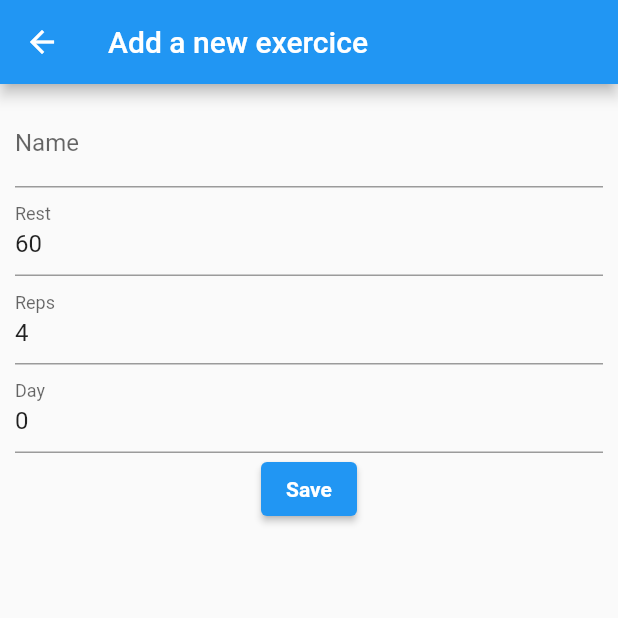
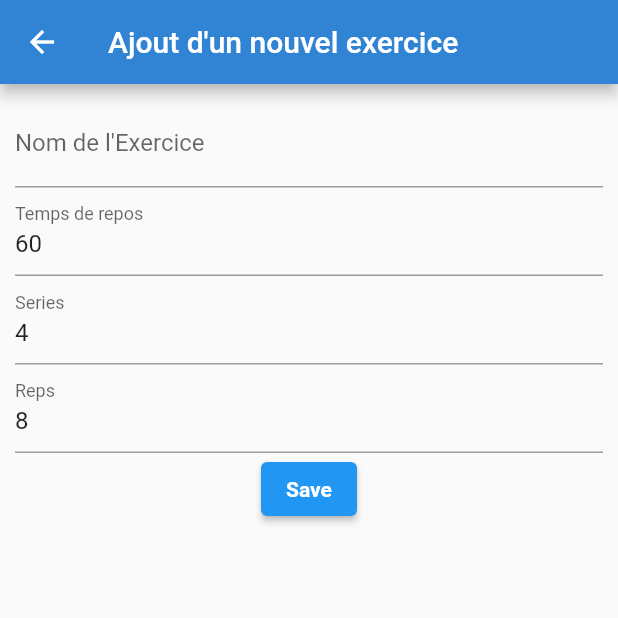
Before and after one commit to Fabccc/MuscleHack, a Flutter app: the EditDay screen opened directly with empty values, after a tap on the "add" icon, on a phone screen of 412 x 824 dp, the top half of it. Run offline on Flutter 3.47's test engine with Material 2 defaults, Android fonts, the phone set to English and light mode, and no system bars; our stand-ins replace flutter_datetime_picker; missing offline and left inert: sqfentity, sqfentity_gen; project files that could hold a hidden picture were left out.

Commit message:
Multiples modifications Version framework++ Customisation de l'UI d'édition des exercices Ajout icône edition Modification des boutons "neumorphique"

```diff
--- a/lib/components/container.dart
+++ b/lib/components/container.dart
@@ -3,13 +3,14 @@ import 'package:flutter/widgets.dart';
 class DefaultContainer extends StatelessWidget {
   final Widget child;
   double topbottom = 100;
+  double leftright = 25;
 
-  DefaultContainer({Key? key, required this.child, this.topbottom = 50})
+  DefaultContainer(
+      {Key? key, required this.child, this.topbottom = 50, this.leftright = 25})
       : super(key: key);
 
   @override
   Widget build(BuildContext context) {
-    const double leftright = 25;
     return Container(
       margin: EdgeInsets.only(
           top: topbottom, bottom: topbottom, left: leftright, right: leftright),
--- a/lib/model/custom/exercice.dart
+++ b/lib/model/custom/exercice.dart
@@ -12,12 +12,24 @@ class ExerciceListWidget extends StatelessWidget {
   Widget build(BuildContext context) {
     String name = exercice.name ?? "??";
     int repos = exercice.rest ?? 120;
-    int reps = exercice.reps ?? 4;
+    int reps = exercice.reps ?? 8;
+    int series = exercice.series ?? 4;
 
     String formatRepos = uu.DateUtils.formatSecond(repos);
 
     return Column(
-      children: [Text(name), Text("Série: $reps, Repos: $formatRepos")],
+      crossAxisAlignment: CrossAxisAlignment.start,
+      children: [
+        Text(
+          name,
+          textAlign: TextAlign.left,
+        ),
+        Text(
+          "$series série de $reps reps avec $formatRepos de repos",
+          textAlign: TextAlign.left,
+          style: const TextStyle(fontStyle: FontStyle.italic),
+        )
+      ],
     );
   }
 }
--- a/lib/model/model.g.view.dart
+++ b/lib/model/model.view.dart
@@ -1,9 +1,3 @@
-// GENERATED CODE - DO NOT MODIFY BY HAND
-
-// **************************************************************************
-// SqfEntityFormGenerator
-// **************************************************************************
-
 part of 'model.dart';
 
 //ignore: must_be_immutable
@@ -23,6 +17,7 @@ class ExerciceAddState extends State {
   final _formKey = GlobalKey<FormState>();
   final TextEditingController txtName = TextEditingController();
   final TextEditingController txtRest = TextEditingController();
+  final TextEditingController txtSeries = TextEditingController();
   final TextEditingController txtReps = TextEditingController();
   final TextEditingController txtDay = TextEditingController();
 
@@ -30,6 +25,7 @@ class ExerciceAddState extends State {
   void initState() {
     txtName.text = exercice.name == null ? '' : exercice.name.toString();
     txtRest.text = exercice.rest == null ? '' : exercice.rest.toString();
+    txtSeries.text = exercice.series == null ? '' : exercice.series.toString();
     txtReps.text = exercice.reps == null ? '' : exercice.reps.toString();
     txtDay.text = exercice.day == null ? '' : exercice.day.toString();
 
@@ -40,9 +36,10 @@ class ExerciceAddState extends State {
   Widget build(BuildContext context) {
     return Scaffold(
       appBar: AppBar(
+        backgroundColor: UITools.mainBgColor,
         title: (exercice.id == null)
-            ? Text('Add a new exercice')
-            : Text('Edit exercice'),
+            ? Text("Ajout d'un nouvel exercice")
+            : Text('Modifier un exercice'),
       ),
       body: Container(
         alignment: Alignment.topCenter,
@@ -57,8 +54,8 @@ class ExerciceAddState extends State {
                   children: <Widget>[
                     buildRowName(),
                     buildRowRest(),
+                    buildRowSeries(),
                     buildRowReps(),
-                    buildRowDay(),
                     saveButton()
                   ],
                 ),
@@ -77,35 +74,64 @@ class ExerciceAddState extends State {
         return null;
       },
       controller: txtName,
-      decoration: InputDecoration(labelText: 'Name'),
+      decoration: const InputDecoration(labelText: "Nom de l'Exercice"),
     );
   }
 
   Widget buildRowRest() {
     return TextFormField(
+      keyboardType: TextInputType.number,
       validator: (value) {
         if (value!.isNotEmpty && int.tryParse(value) == null) {
-          return 'Please Enter valid number';
+          return 'Temps de repos invalide';
+        }
+        int restTime = int.parse(value);
+        if (restTime <= 0) {
+          return 'Temps de repos invalide (<= 0)';
         }
 
         return null;
       },
       controller: txtRest,
-      decoration: InputDecoration(labelText: 'Rest'),
+      decoration: const InputDecoration(labelText: 'Temps de repos'),
+    );
+  }
+
+  Widget buildRowSeries() {
+    return TextFormField(
+      keyboardType: TextInputType.number,
+      validator: (value) {
+        if (value!.isNotEmpty && int.tryParse(value) == null) {
+          return 'Nombre de series invalide';
+        }
+        int restTime = int.parse(value);
+        if (restTime <= 0) {
+          return 'Nombre de series invalide (<= 0)';
+        }
+
+        return null;
+      },
+      controller: txtSeries,
+      decoration: const InputDecoration(labelText: 'Series'),
     );
   }
 
   Widget buildRowReps() {
     return TextFormField(
+      keyboardType: TextInputType.number,
       validator: (value) {
         if (value!.isNotEmpty && int.tryParse(value) == null) {
-          return 'Please Enter valid number';
+          return 'Nombre de reps invalide';
+        }
+        int restTime = int.parse(value);
+        if (restTime <= 0) {
+          return 'Nombre de reps invalide (<= 0)';
         }
 
         return null;
       },
       controller: txtReps,
-      decoration: InputDecoration(labelText: 'Reps'),
+      decoration: const InputDecoration(labelText: 'Reps'),
     );
   }
 
@@ -138,6 +164,7 @@ class ExerciceAddState extends State {
     exercice
       ..name = txtName.text
       ..rest = int.tryParse(txtRest.text)
+      ..series = int.tryParse(txtSeries.text)
       ..reps = int.tryParse(txtReps.text)
       ..day = int.tryParse(txtDay.text);
     await exercice.save();
--- a/lib/views/edit/edit_day.dart
+++ b/lib/views/edit/edit_day.dart
@@ -26,10 +26,10 @@ class _EditDayState extends State<EditDay> {
   @override
   void initState() {
     super.initState();
-    _initAsyncState();
+    _updateData();
   }
 
-  void _initAsyncState() async {
+  void _updateData() async {
     var _sessions = await _fetchData();
     setState(() {
       data = _sessions;
@@ -45,7 +45,8 @@ class _EditDayState extends State<EditDay> {
     return Scaffold(
         backgroundColor: const Color(0xffe0e0e0),
         body: DefaultContainer(
-            topbottom: 200,
+            topbottom: 150,
+            leftright: 10,
             child: Column(
               children: [
                 HeaderText(text: uu.DateUtils.dayName(dayOfWeek)),
@@ -58,12 +59,18 @@ class _EditDayState extends State<EditDay> {
                             ),
                         itemBuilder: (BuildContext context, int index) {
                           Exercice extracted = data[index];
-                          return RowDay(exercice: extracted);
+                          return RowDay(
+                            exercice: extracted,
+                            update: () {
+                              _updateData();
+                            },
+                            modify: true,
+                          );
                         },
                         itemCount: data.length))
               ],
             )),
-        floatingActionButton: FloatingActionButton.large(
+        floatingActionButton: FloatingActionButton(
           child: const Icon(
             Icons.add,
             color: Colors.white,
@@ -75,7 +82,7 @@ class _EditDayState extends State<EditDay> {
                 MaterialPageRoute(
                     builder: (context) =>
                         ExerciceAdd(Exercice(day: dayOfWeek))));
-            _initAsyncState();
+            _updateData();
           },
         ));
   }
--- a/lib/views/main/edit_week.dart
+++ b/lib/views/main/edit_week.dart
@@ -19,7 +19,7 @@ class EditWeek extends StatelessWidget {
             child: GridView.count(
               crossAxisCount: 2,
               children: dayOfWeek
-                  .map((day) => NeumophirsmButton(
+                  .map((day) => WhiteNeumorphismButton(
                         onPressed: () => {
                           Navigator.push(
                               context,
--- a/pubspec.yaml
+++ b/pubspec.yaml
@@ -18,7 +18,7 @@ publish_to: "none" # Remove this line if you wish to publish to pub.dev
 version: 1.0.0+1
 
 environment:
-  sdk: ">=2.15.1 <3.0.5"
+  sdk: ">=2.17.1 <3.0.5"
 
 # Dependencies specify other packages that your package needs in order to work.
 # To automatically upgrade your package dependencies to the latest versions
```
Also changed, not shown: lib/components/button.dart (+60 -20 lines), lib/main.dart (+18 -6 lines), lib/model/model.dart (+4 -3 lines), lib/views/edit/row_day.dart (+36 -4 lines), lib/views/main/launch_week.dart (+54 -2 lines), lib/views/seance/seance_running.dart (added, +15 -0 lines), lib/model/model.g.dart, pubspec.lock, 1 other file.
